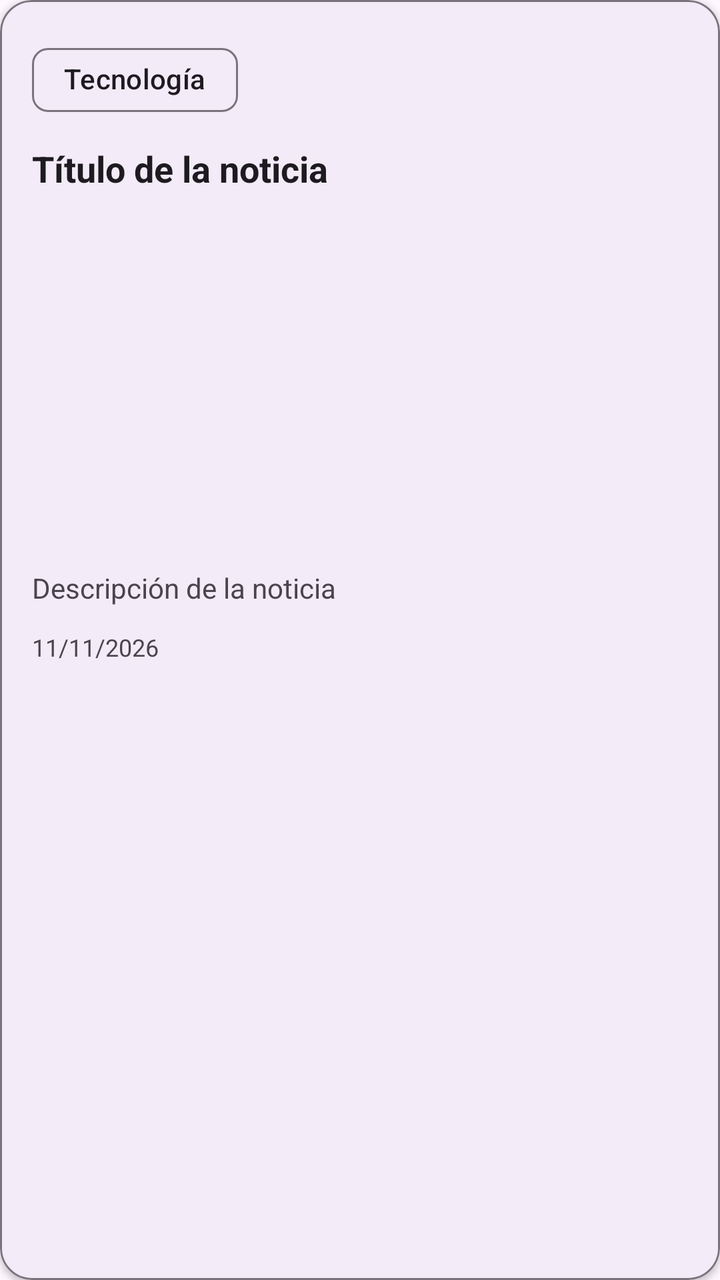
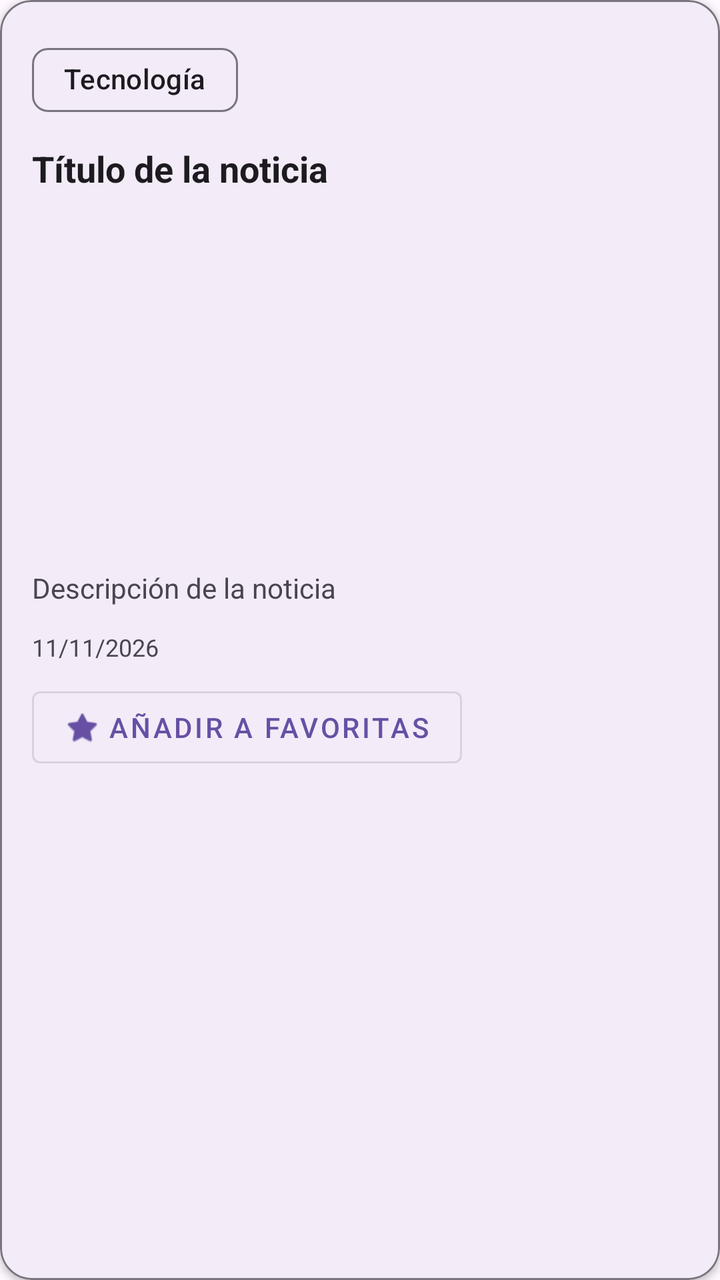

An Android layout rendered at two revisions. The XML below is the earlier revision; the diff shows what the commit changed to produce the second picture.
<!-- AndroidManifest.xml: application theme Theme.NoticiasFP -->
<!-- res/layout/item_noticia.xml -->
<?xml version="1.0" encoding="utf-8"?>
<com.google.android.material.card.MaterialCardView
    xmlns:android="http://schemas.android.com/apk/res/android"
    xmlns:app="http://schemas.android.com/apk/res-auto"
    android:layout_width="match_parent"
    android:layout_height="wrap_content"
    android:layout_marginBottom="12dp"
    app:cardCornerRadius="16dp"
    app:cardElevation="2dp"
    app:strokeWidth="1dp"
    app:strokeColor="?attr/colorOutline">

    <LinearLayout
        android:layout_width="match_parent"
        android:layout_height="wrap_content"
        android:orientation="vertical"
        android:padding="16dp">

        <com.google.android.material.chip.Chip
            android:id="@+id/chipCategoria"
            android:layout_width="wrap_content"
            android:layout_height="wrap_content"
            android:checkable="false"
            android:clickable="false"
            android:text="@string/tecnologia"
            app:chipCornerRadius="8dp"/>

        <TextView
            android:id="@+id/tvTituloNoticia"
            android:layout_width="match_parent"
            android:layout_height="wrap_content"
            android:layout_marginTop="8dp"
            android:text="@string/titulo_noticia"
            android:textSize="18sp"
            android:textStyle="bold"
            android:textColor="?attr/colorOnSurface"/>

        <ImageView
            android:id="@+id/ivNoticia"
            android:layout_width="match_parent"
            android:layout_height="180dp"
            android:scaleType="centerCrop"
            android:contentDescription="@null"/>

        <TextView
            android:id="@+id/tvDescripcionNoticia"
            android:layout_width="match_parent"
            android:layout_height="wrap_content"
            android:layout_marginTop="8dp"
            android:text="@string/descripcion_noticia"
            android:textSize="14sp"
            android:textColor="?attr/colorOnSurfaceVariant"/>

        <TextView
            android:id="@+id/tvFechaNoticia"
            android:layout_width="match_parent"
            android:layout_height="wrap_content"
            android:layout_marginTop="12dp"
            android:text="11/11/2026"
            android:textSize="12sp"
            android:textColor="?attr/colorOnSurfaceVariant"/>

    </LinearLayout>

</com.google.android.material.card.MaterialCardView>
<!-- resources referenced by this layout -->
<resources>
  <string name="descripcion_noticia">Descripción de la noticia</string>
  <string name="tecnologia">Tecnología</string>
  <string name="titulo_noticia">Título de la noticia</string>
  <style name="Theme.NoticiasFP" parent="Base.Theme.NoticiasFP" />
  <style name="Base.Theme.NoticiasFP" parent="Theme.Material3.DayNight.NoActionBar">
          
          
      </style>
</resources>

<!-- the commit's change to res/layout/item_noticia.xml (unified diff, before → after) -->
@@ -60,6 +60,16 @@
             android:textSize="12sp"
             android:textColor="?attr/colorOnSurfaceVariant"/>
 
+        <com.google.android.material.button.MaterialButton
+            android:id="@+id/btnFavorita"
+            android:layout_width="wrap_content"
+            android:layout_height="wrap_content"
+            android:layout_marginTop="8dp"
+            android:text="Añadir a favoritas"
+            app:icon="@android:drawable/btn_star_big_off"
+            style="@style/Widget.MaterialComponents.Button.OutlinedButton"/>
+
+
     </LinearLayout>
 
 </com.google.android.material.card.MaterialCardView>
